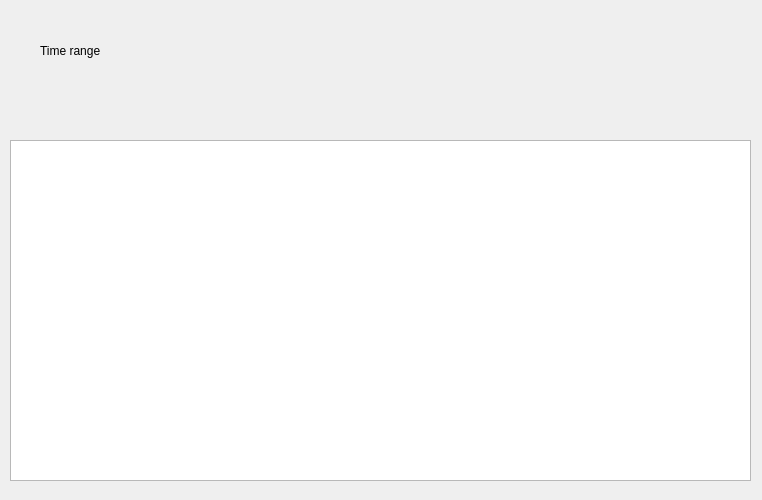
andyy-nr/dos-attack-detector, file dos-attack-detector/alerts.ui: the form before one commit.
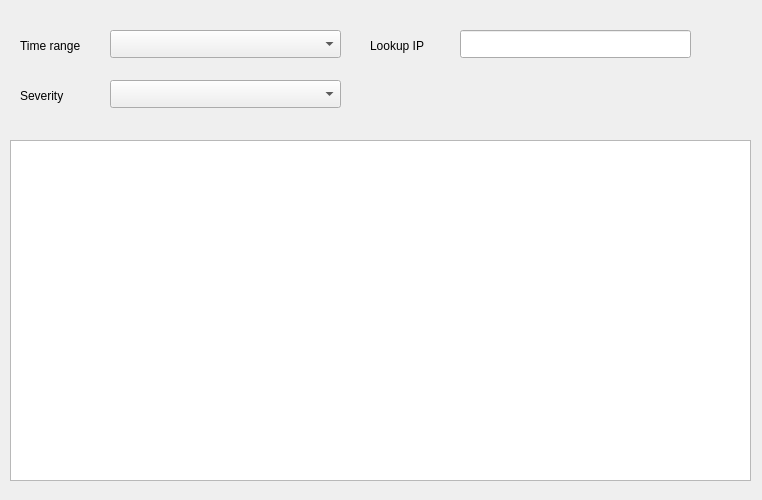
The form after the commit.

Patch:
```diff
--- a/dos-attack-detector/alerts.ui
+++ b/dos-attack-detector/alerts.ui
@@ -38,16 +38,72 @@
   <widget class="QLabel" name="label">
    <property name="geometry">
     <rect>
-     <x>40</x>
-     <y>20</y>
+     <x>20</x>
+     <y>30</y>
      <width>131</width>
-     <height>61</height>
+     <height>31</height>
     </rect>
    </property>
    <property name="text">
     <string>Time range</string>
    </property>
   </widget>
+  <widget class="QComboBox" name="comboBox">
+   <property name="geometry">
+    <rect>
+     <x>110</x>
+     <y>30</y>
+     <width>231</width>
+     <height>28</height>
+    </rect>
+   </property>
+  </widget>
+  <widget class="QComboBox" name="comboBox_2">
+   <property name="geometry">
+    <rect>
+     <x>110</x>
+     <y>80</y>
+     <width>231</width>
+     <height>28</height>
+    </rect>
+   </property>
+  </widget>
+  <widget class="QLabel" name="label_2">
+   <property name="geometry">
+    <rect>
+     <x>20</x>
+     <y>80</y>
+     <width>91</width>
+     <height>31</height>
+    </rect>
+   </property>
+   <property name="text">
+    <string>Severity</string>
+   </property>
+  </widget>
+  <widget class="QLabel" name="label_3">
+   <property name="geometry">
+    <rect>
+     <x>370</x>
+     <y>30</y>
+     <width>131</width>
+     <height>31</height>
+    </rect>
+   </property>
+   <property name="text">
+    <string>Lookup IP</string>
+   </property>
+  </widget>
+  <widget class="QLineEdit" name="lineEdit">
+   <property name="geometry">
+    <rect>
+     <x>460</x>
+     <y>30</y>
+     <width>231</width>
+     <height>28</height>
+    </rect>
+   </property>
+  </widget>
  </widget>
  <resources/>
  <connections/>
```
